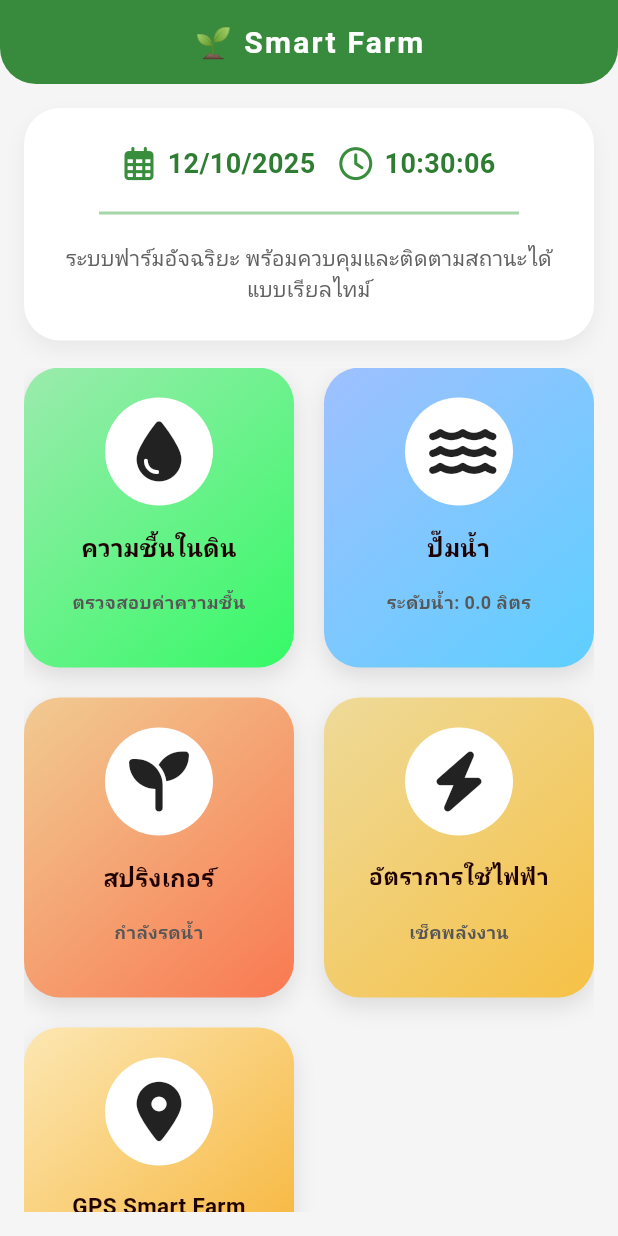
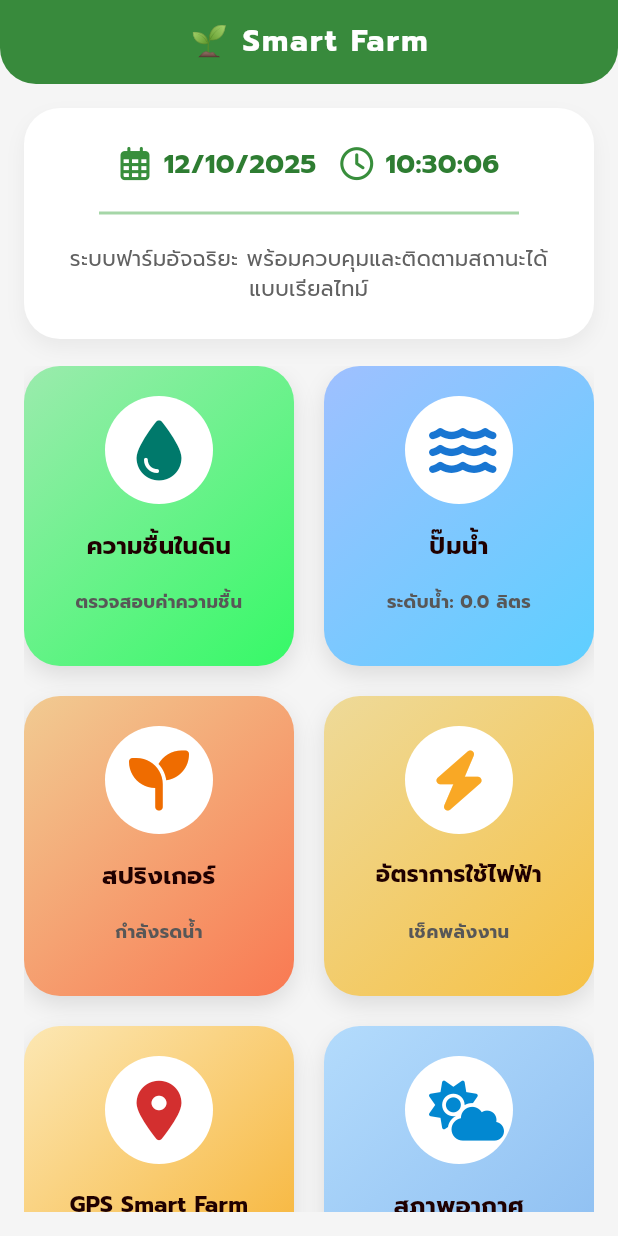
Before and after one commit to jestpro71-tech/project, a Flutter app: the screen it shows after launch, on a phone screen of 412 x 824 dp. Run offline on Flutter 3.47's test engine with Material 3 defaults, Android fonts, the phone set to English and light mode, and no system bars; our stand-ins replace cloud_firestore, firebase_core, firebase_database, flutter_map, font_awesome_flutter, latlong2 and 1 more; accounts and stored records are empty; network calls fail.

Commit message:
Latest Updated 13/10/2025

```diff
--- a/lib/main.dart
+++ b/lib/main.dart
@@ -16,7 +16,12 @@ class MyApp extends StatelessWidget {
   Widget build(BuildContext context) {
     return MaterialApp(
       title: 'Smart Farm',
-      theme: ThemeData(useMaterial3: true, colorSchemeSeed: Colors.green),
+      theme: ThemeData(
+        useMaterial3: true,
+        colorSchemeSeed: Colors.green,
+        // 💡 เพิ่มบรรทัดนี้เพื่อตั้งค่าฟอนต์ Prompt เป็นค่าเริ่มต้น
+        fontFamily: 'Prompt',
+      ),
       home: const DashboardScreen(), // เรียกใช้ DashboardScreen ที่แยกออกมา
       debugShowCheckedModeBanner: false,
     );
--- a/lib/screens/dashboard_screen.dart
+++ b/lib/screens/dashboard_screen.dart
@@ -14,6 +14,7 @@ import 'package:font_awesome_flutter/font_awesome_flutter.dart';
 import 'package:endproject/screens/pump_detail_page.dart';
 import 'package:endproject/screens/sprinkler_detail_page.dart';
 import 'package:endproject/screens/sensor_detail_page.dart';
+import 'package:endproject/screens/weather_page.dart';
 
 import 'package:firebase_core/firebase_core.dart';
 import 'package:firebase_database/firebase_database.dart';
@@ -39,7 +40,8 @@ class _DashboardScreenState extends State<DashboardScreen> {
 
   // Stream Subscriptions
   StreamSubscription<DatabaseEvent>? _waterLevelSubscription;
-  StreamSubscription<DatabaseEvent>? _gpsSubscription; // Subscription สำหรับ GPS
+  StreamSubscription<DatabaseEvent>?
+      _gpsSubscription; // Subscription สำหรับ GPS
 
   bool pumpOn = false;
   bool pumpAuto = true;
@@ -373,10 +375,12 @@ class _DashboardScreenState extends State<DashboardScreen> {
                 crossAxisSpacing: 20,
                 childAspectRatio: 0.9,
                 children: [
+                  // --- 1. ความชื้นในดิน (Soil Moisture) ---
                   ModernCard(
                     title: 'ความชื้นในดิน',
                     subtitle: 'ตรวจสอบค่าความชื้น',
                     icon: FontAwesomeIcons.droplet,
+                    iconColor: Colors.teal.shade700, // <--- กำหนดสี ICON
                     gradientColors: const [
                       Color.fromARGB(255, 155, 235, 173),
                       Color.fromARGB(255, 54, 249, 103),
@@ -400,11 +404,13 @@ class _DashboardScreenState extends State<DashboardScreen> {
                     titleFontSize: fontSize + 2,
                     subtitleFontSize: fontSize - 2,
                   ),
+                  // --- 2. ปั๊มน้ำ (Water Pump) ---
                   ModernCard(
                     title: 'ปั๊มน้ำ',
                     // แสดงระดับน้ำที่ดึงมาจาก Firebase
                     subtitle: 'ระดับน้ำ: ${waterLevel.toStringAsFixed(1)} ลิตร',
                     icon: FontAwesomeIcons.water,
+                    iconColor: Colors.blue.shade700, // <--- กำหนดสี ICON
                     gradientColors: const [
                       Color.fromARGB(255, 159, 192, 255),
                       Color.fromARGB(255, 94, 207, 255),
@@ -413,19 +419,19 @@ class _DashboardScreenState extends State<DashboardScreen> {
                       Navigator.push(
                         context,
                         MaterialPageRoute(
-                          builder: (_) => PumpPage(
-                            fontSize: 16.0,
-                          ),
+                          builder: (_) => PumpPage(fontSize: 16.0),
                         ),
                       );
                     },
                     titleFontSize: fontSize + 2,
                     subtitleFontSize: fontSize - 2,
                   ),
+                  // --- 3. สปริงเกอร์ (Sprinkler) ---
                   ModernCard(
                     title: 'สปริงเกอร์',
                     subtitle: sprinklerOn ? 'กำลังรดน้ำ' : 'ปิดอยู่',
                     icon: FontAwesomeIcons.seedling,
+                    iconColor: Colors.orange.shade800, // <--- กำหนดสี ICON
                     gradientColors: const [
                       Color.fromARGB(255, 241, 203, 146),
                       Color.fromARGB(255, 249, 121, 82),
@@ -456,10 +462,12 @@ class _DashboardScreenState extends State<DashboardScreen> {
                     titleFontSize: fontSize + 2,
                     subtitleFontSize: fontSize - 2,
                   ),
+                  // --- 4. อัตราการใช้ไฟฟ้า (Power Usage) ---
                   ModernCard(
                     title: 'อัตราการใช้ไฟฟ้า',
                     subtitle: 'เช็คพลังงาน',
                     icon: FontAwesomeIcons.bolt,
+                    iconColor: Colors.yellow.shade800, // <--- กำหนดสี ICON
                     gradientColors: const [
                       Color.fromARGB(255, 238, 218, 153),
                       Color.fromARGB(255, 246, 193, 70),
@@ -542,12 +550,14 @@ class _DashboardScreenState extends State<DashboardScreen> {
                     titleFontSize: fontSize + 1,
                     subtitleFontSize: fontSize - 2,
                   ),
+                  // --- 5. GPS Smart Farm ---
                   ModernCard(
                     title: 'GPS Smart Farm',
                     // 💡 แสดงพิกัดย่อๆ ที่ถูกอัปเดต
                     subtitle:
                         'พิกัด: ${_currentGpsPosition.latitude.toStringAsFixed(4)}, ${_currentGpsPosition.longitude.toStringAsFixed(4)}',
                     icon: FontAwesomeIcons.locationDot,
+                    iconColor: Colors.red.shade700, // <--- กำหนดสี ICON
                     gradientColors: const [
                       Color.fromARGB(255, 252, 231, 179),
                       Color.fromARGB(255, 246, 174, 41),
@@ -567,6 +577,38 @@ class _DashboardScreenState extends State<DashboardScreen> {
                     titleFontSize: fontSize + 1,
                     subtitleFontSize: fontSize - 2,
                   ),
+                  // --- 6. สภาพอากาศ (Weather) ---
+                  ModernCard(
+                    title: 'สภาพอากาศ',
+                    // สามารถแสดงอุณหภูมิปัจจุบัน หรือคำบรรยายสภาพอากาศย่อๆ
+                    subtitle: 'ตรวจสอบสภาพอากาศ',
+                    icon: FontAwesomeIcons.cloudSun, // ใช้ไอคอนที่เหมาะสม
+                    iconColor: Colors.lightBlue.shade700, // <--- กำหนดสี ICON
+                    gradientColors: const [
+                      Color.fromARGB(
+                        255,
+                        179,
+                        219,
+                        252,
+                      ), // โทนสีฟ้า/ขาว สำหรับอากาศ
+                      Color.fromARGB(255, 137, 187, 240),
+                    ],
+                    onTap: () {
+                      Navigator.push(
+                        context,
+                        MaterialPageRoute(
+                          // 💡 เราจะสร้างหน้านี้ในขั้นตอนถัดไป
+                          builder: (_) => WeatherPage(
+                            latitude: _currentGpsPosition.latitude,
+                            longitude: _currentGpsPosition.longitude,
+                            fontSize: fontSize,
+                          ),
+                        ),
+                      );
+                    },
+                    titleFontSize: fontSize + 2,
+                    subtitleFontSize: fontSize - 2,
+                  ),
                 ],
               ),
             ),
--- a/lib/screens/sprinkler_page.dart
+++ b/lib/screens/sprinkler_page.dart
@@ -325,7 +325,8 @@ class _SprinklerPageState extends State<SprinklerPage> {
               ),
               Switch(
                 value: sprinklerOn,
-                activeThumbColor: Colors.orange.shade700,
+                // แก้ไขจาก activeThumbColor เป็น activeColor เพื่อแก้ Error
+                activeColor: Colors.orange.shade700,
                 onChanged: toggleSprinkler,
               ),
             ],
@@ -365,7 +366,8 @@ class _SprinklerPageState extends State<SprinklerPage> {
               ),
               Switch(
                 value: autoMode,
-                activeThumbColor: Colors.orange.shade700,
+                // แก้ไขจาก activeThumbColor เป็น activeColor เพื่อแก้ Error
+                activeColor: Colors.orange.shade700,
                 onChanged: (_) => toggleAutoMode(),
               ),
             ],
--- a/lib/widgets/modern_card.dart
+++ b/lib/widgets/modern_card.dart
@@ -6,8 +6,9 @@ class ModernCard extends StatelessWidget {
   final IconData icon;
   final List<Color> gradientColors;
   final VoidCallback onTap;
-  final double titleFontSize;    // เพิ่ม property สำหรับขนาด font ของ title
-  final double subtitleFontSize; // เพิ่ม property สำหรับขนาด font ของ subtitle
+  final double titleFontSize;
+  final double subtitleFontSize;
+  final Color iconColor; // *เพิ่มพารามิเตอร์ iconColor ที่หายไป*
 
   const ModernCard({
     super.key,
@@ -16,8 +17,9 @@ class ModernCard extends StatelessWidget {
     required this.icon,
     required this.gradientColors,
     required this.onTap,
-    this.titleFontSize = 18,    // กำหนดค่า default ถ้าไม่ถูกส่งมา
-    this.subtitleFontSize = 13, // กำหนดค่า default ถ้าไม่ถูกส่งมา
+    this.titleFontSize = 18,
+    this.subtitleFontSize = 13,
+    this.iconColor = Colors.black87, // *กำหนดค่า default*
   });
 
   @override
@@ -56,14 +58,13 @@ class ModernCard extends StatelessWidget {
                 child: Icon(
                   icon,
                   size: 40,
-                  color: Colors.black87, // ใช้สีไอคอนตามธีมได้
+                  color: iconColor, // *ใช้พารามิเตอร์ iconColor ที่รับเข้ามา*
                 ),
               ),
 
               const SizedBox(height: 16),
 
               // หัวข้อใหญ่ (Title) - ใช้ Expanded เพื่อให้ Text ยืดหยุ่น
-              // เพิ่ม Expanded, maxLines, และ overflow เพื่อป้องกันข้อความล้น
               Expanded(
                 child: Text(
                   title,
@@ -83,7 +84,6 @@ class ModernCard extends StatelessWidget {
 
               // หัวข้อย่อย (Subtitle) - ใช้ Expanded เพื่อให้ Text ยืดหยุ่น
               if (subtitle != null) ...[
-                // เพิ่ม Expanded, maxLines, และ overflow เพื่อป้องกันข้อความล้น
                 Expanded(
                   child: Text(
                     subtitle!,
```
Also changed, not shown: lib/screens/pump_page.dart (+8 -5 lines), lib/screens/weather_page.dart (added, +368 -0 lines), pubspec.yaml (+29 -25 lines), assets/fonts/Prompt-Bold.ttf (added), assets/fonts/Prompt-Regular.ttf (added), pubspec.lock, 1 other file. Lines whose indentation alone changed are shown as unchanged.
